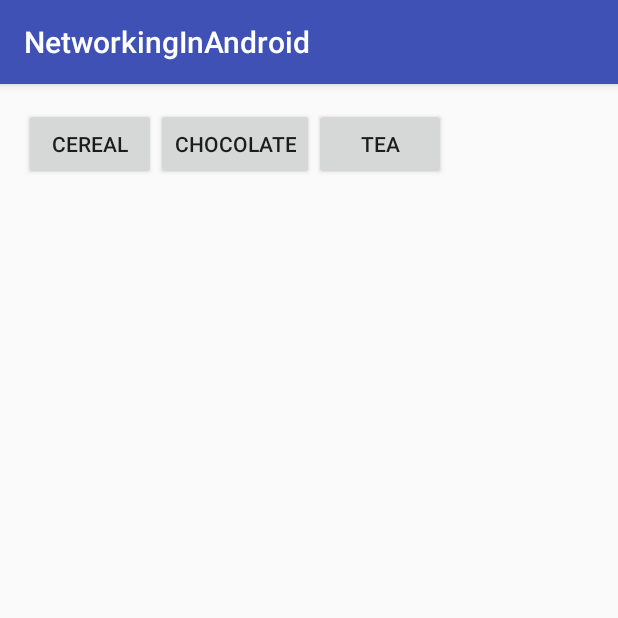
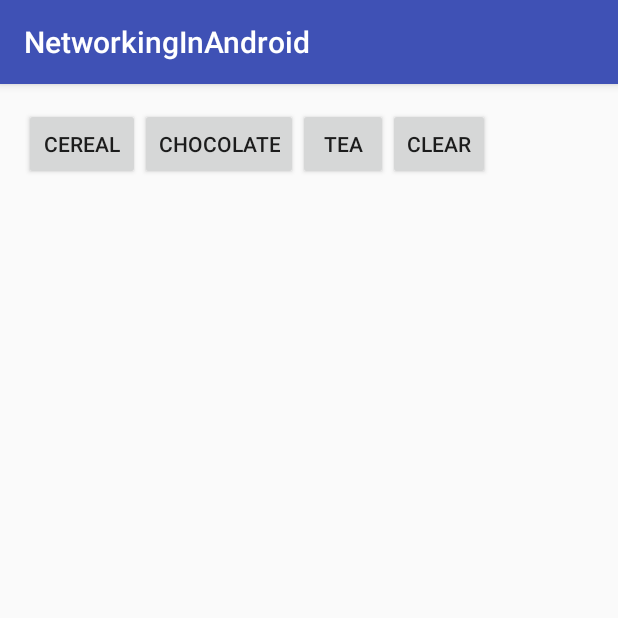
Before and after one commit to ga-adi/Networking-in-Android, an Android app: the screen it shows after launch (MainActivity), after a tap on "TEA", on a phone screen of 412 x 824 dp, the top half of it. Run offline under Robolectric (Android 15) with nearby library versions, the phone set to English and light mode, and no system bars.

Commit message:
Added clear button

```diff
--- a/NetworkingInAndroid/app/src/main/java/com/sarker/networkinginandroid/MainActivity.java
+++ b/NetworkingInAndroid/app/src/main/java/com/sarker/networkinginandroid/MainActivity.java
@@ -8,6 +8,7 @@ import android.widget.ArrayAdapter;
 import android.widget.Button;
 import android.widget.ListView;
 import android.widget.ProgressBar;
+import android.widget.Toast;
 
 import org.json.JSONArray;
 import org.json.JSONException;
@@ -19,6 +20,7 @@ import java.io.InputStream;
 import java.io.InputStreamReader;
 import java.net.HttpURLConnection;
 import java.net.URL;
+import java.net.UnknownHostException;
 import java.util.ArrayList;
 
 public class MainActivity extends AppCompatActivity implements View.OnClickListener {
@@ -30,34 +32,35 @@ public class MainActivity extends AppCompatActivity implements View.OnClickListe
     private ArrayAdapter mItemAdapter;
     private GetDataTask mGetDataTask;
     private ProgressBar mProgressBar;
+    private boolean mCheckNetworkSettings;
 
     @Override
     protected void onCreate(Bundle savedInstanceState) {
         super.onCreate(savedInstanceState);
         setContentView(R.layout.activity_main);
 
+        Button cerealButton = (Button) findViewById(R.id.cereal_button);
+        Button chocolateButton = (Button) findViewById(R.id.chocolate_button);
+        Button teaButton = (Button) findViewById(R.id.tea_button);
+        Button clearButton = (Button) findViewById(R.id.clear_button);
         mProgressBar = (ProgressBar) findViewById(R.id.progress_bar);
+        mItemsListView = (ListView) findViewById(R.id.listview);
 
-        mItemsListView = (ListView) findViewById(R.id.listview);
         mItemsArrayList = new ArrayList<>();
         mItemAdapter = new ArrayAdapter(MainActivity.this, android.R.layout.simple_list_item_1, mItemsArrayList);
         mItemsListView.setAdapter(mItemAdapter);
 
         mGetDataTask = new GetDataTask();
 
-        Button cerealButton = (Button) findViewById(R.id.cereal_button);
         cerealButton.setOnClickListener(this);
-
-        Button chocolateButton = (Button) findViewById(R.id.chocolate_button);
         chocolateButton.setOnClickListener(this);
-
-        Button teaButton = (Button) findViewById(R.id.tea_button);
         teaButton.setOnClickListener(this);
+        clearButton.setOnClickListener(this);
     }
 
     @Override
     public void onClick(View v) {
-        String query;
+        String query = "";
 
         switch (v.getId()) {
             case R.id.cereal_button:
@@ -69,11 +72,13 @@ public class MainActivity extends AppCompatActivity implements View.OnClickListe
             case R.id.tea_button:
                 query = "tea";
                 break;
-            default:
-                query = "none";
+            case R.id.clear_button:
+                mItemsArrayList.clear();
+                mItemAdapter.notifyDataSetChanged();
+                return;
         }
 
-        if (mGetDataTask.getStatus() != null && mGetDataTask.getStatus() != AsyncTask.Status.FINISHED) {
+        if (mGetDataTask.getStatus() != AsyncTask.Status.FINISHED) {
             mGetDataTask.cancel(true);
         }
 
@@ -81,7 +86,7 @@ public class MainActivity extends AppCompatActivity implements View.OnClickListe
         mGetDataTask.execute(URL + query + getString(R.string.format_json) + getString(R.string.api_key) + API_KEY);
     }
 
-    private void getData(String myURL) throws IOException, JSONException {
+    private String getData(String myURL) throws IOException, JSONException {
         InputStream inputStream = null;
 
         try {
@@ -101,8 +106,12 @@ public class MainActivity extends AppCompatActivity implements View.OnClickListe
                 stringBuilder.append(read);
             }
 
-            // Process JSON data to make it user friendly
-            parseJson(stringBuilder.toString());
+            return stringBuilder.toString();
+
+            // Unable to resolve host name. Most likely no Internet.
+        } catch (UnknownHostException e) {
+            mCheckNetworkSettings = true;
+            throw e;
 
             // Make sure InputStream is closed after the app is finished using it
         } finally {
@@ -117,6 +126,7 @@ public class MainActivity extends AppCompatActivity implements View.OnClickListe
 
         JSONObject object = new JSONObject(contentAsString);
         JSONArray array = object.optJSONArray("items");
+
         for (int i = 0; i < array.length(); i++) {
             JSONObject item = array.getJSONObject(i);
             String itemName = item.getString("name");
@@ -130,7 +140,8 @@ public class MainActivity extends AppCompatActivity implements View.OnClickListe
         @Override
         protected Void doInBackground(String... params) {
             try {
-                getData(params[0]);
+                String data = getData(params[0]); // Get JSON data
+                parseJson(data); // Process JSON data
             } catch (IOException e) {
                 e.printStackTrace();
             } catch (JSONException e) {
@@ -141,11 +152,16 @@ public class MainActivity extends AppCompatActivity implements View.OnClickListe
 
         @Override
         protected void onPreExecute() {
+            mCheckNetworkSettings = false;
             mProgressBar.setVisibility(View.VISIBLE);
         }
 
         @Override
         protected void onPostExecute(Void aVoid) {
+            if (mCheckNetworkSettings) {
+                Toast.makeText(MainActivity.this, "Check Network Settings", Toast.LENGTH_SHORT).show();
+            }
+
             mItemAdapter.notifyDataSetChanged();
             mProgressBar.setVisibility(View.GONE);
         }
--- a/NetworkingInAndroid/app/src/main/res/layout/activity_main.xml
+++ b/NetworkingInAndroid/app/src/main/res/layout/activity_main.xml
@@ -12,11 +12,12 @@
 
     <LinearLayout
         android:layout_width="match_parent"
-        android:layout_height="wrap_content">
+        android:layout_height="wrap_content"
+        android:weightSum="1">
 
         <Button
             android:id="@+id/cereal_button"
-            android:layout_width="wrap_content"
+            android:layout_width="77dp"
             android:layout_height="wrap_content"
             android:text="Cereal" />
 
@@ -28,9 +29,16 @@
 
         <Button
             android:id="@+id/tea_button"
-            android:layout_width="wrap_content"
+            android:layout_width="44dp"
             android:layout_height="wrap_content"
-            android:text="Tea" />
+            android:text="Tea"
+            android:layout_weight="0.19" />
+
+        <Button
+            android:id="@+id/clear_button"
+            android:layout_width="68dp"
+            android:layout_height="wrap_content"
+            android:text="Clear" />
 
     </LinearLayout>
     <FrameLayout
```
